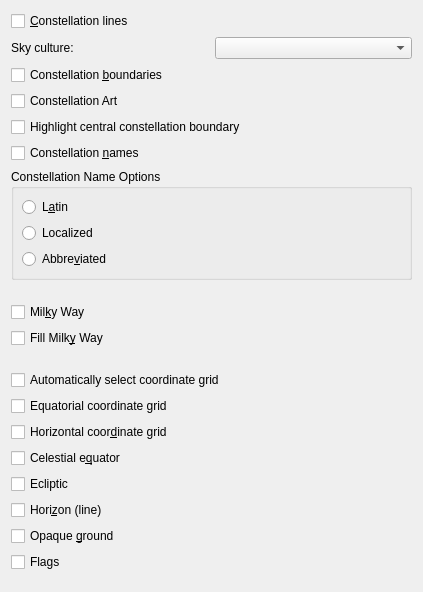
Above: kstars/options/opsguides.ui from KDE/kstars before the change. Below: the same form after it.
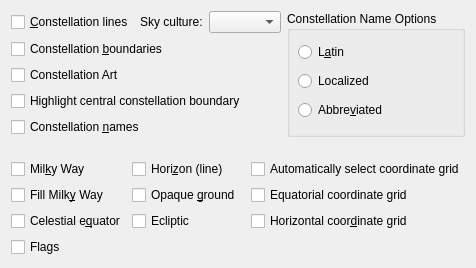
That is the form after the change.

Commit message: Minor improvements to option dialogs to conserve space

Diff of the .ui file:
```diff
--- a/kstars/options/opsguides.ui
+++ b/kstars/options/opsguides.ui
@@ -6,11 +6,17 @@
    <rect>
     <x>0</x>
     <y>0</y>
-    <width>423</width>
-    <height>592</height>
+    <width>446</width>
+    <height>262</height>
    </rect>
   </property>
-  <layout class="QVBoxLayout">
+  <layout class="QVBoxLayout" name="verticalLayout_2">
+   <item>
+    <layout class="QHBoxLayout" name="horizontalLayout_2">
+     <item>
+      <layout class="QVBoxLayout" name="verticalLayout">
+       <item>
+        <layout class="QHBoxLayout" name="horizontalLayout">
    <item>
     <widget class="QCheckBox" name="kcfg_ShowCLines">
      <property name="toolTip">
@@ -25,23 +31,6 @@
     </widget>
    </item>
    <item>
-    <layout class="QHBoxLayout">
-     <property name="spacing">
-      <number>6</number>
-     </property>
-     <property name="leftMargin">
-      <number>0</number>
-     </property>
-     <property name="topMargin">
-      <number>0</number>
-     </property>
-     <property name="rightMargin">
-      <number>0</number>
-     </property>
-     <property name="bottomMargin">
-      <number>0</number>
-     </property>
-     <item>
       <widget class="QLabel" name="textLabelSkyCulture">
        <property name="text">
         <string>Sky culture:</string>
@@ -97,6 +86,8 @@
      </property>
     </widget>
    </item>
+      </layout>
+     </item>
    <item>
     <widget class="QGroupBox" name="ConstellOptions">
      <property name="title">
@@ -160,6 +151,8 @@
      </layout>
     </widget>
    </item>
+    </layout>
+   </item>
    <item>
     <spacer>
      <property name="orientation">
@@ -177,7 +170,9 @@
     </spacer>
    </item>
    <item>
-    <widget class="QCheckBox" name="kcfg_ShowMilkyWay">
+    <layout class="QGridLayout" name="gridLayout">
+     <item row="4" column="1">
+      <widget class="QCheckBox" name="kcfg_ShowEcliptic">
      <property name="toolTip">
       <string>Draw the Milky Way contour?</string>
      </property>
@@ -185,11 +180,11 @@
       <string>If checked, a contour representing the Milky Way will be drawn on the sky map</string>
      </property>
      <property name="text">
-      <string>Mil&amp;ky Way</string>
+        <string>Ecliptic</string>
      </property>
     </widget>
    </item>
-   <item>
+     <item row="2" column="0">
     <widget class="QCheckBox" name="kcfg_FillMilkyWay">
      <property name="toolTip">
       <string>Use filled Milky Way contour?</string>
@@ -202,23 +197,33 @@
      </property>
     </widget>
    </item>
-   <item>
-    <spacer>
-     <property name="orientation">
-      <enum>Qt::Vertical</enum>
-     </property>
-     <property name="sizeType">
-      <enum>QSizePolicy::Fixed</enum>
-     </property>
-     <property name="sizeHint" stdset="0">
-      <size>
-       <width>20</width>
-       <height>16</height>
-      </size>
-     </property>
-    </spacer>
-   </item>
-   <item>
+     <item row="0" column="1">
+      <widget class="QCheckBox" name="kcfg_ShowHorizon">
+       <property name="toolTip">
+        <string>Draw horizon?</string>
+       </property>
+       <property name="whatsThis">
+        <string>If checked, a line representing the local horizon will be drawn on the map.</string>
+       </property>
+       <property name="text">
+        <string>Hori&amp;zon (line)</string>
+       </property>
+      </widget>
+     </item>
+     <item row="0" column="0">
+      <widget class="QCheckBox" name="kcfg_ShowMilkyWay">
+       <property name="toolTip">
+        <string>Draw the Milky Way contour?</string>
+       </property>
+       <property name="whatsThis">
+        <string>If checked, a contour representing the Milky Way will be drawn on the sky map</string>
+       </property>
+       <property name="text">
+        <string>Mil&amp;ky Way</string>
+       </property>
+      </widget>
+     </item>
+     <item row="0" column="2">
     <widget class="QCheckBox" name="kcfg_AutoSelectGrid">
      <property name="toolTip">
       <string>Draw grids according to active coordinate system?</string>
@@ -231,7 +236,20 @@
      </property>
     </widget>
    </item>
-   <item>
+     <item row="6" column="0">
+      <widget class="QCheckBox" name="kcfg_ShowFlags">
+       <property name="toolTip">
+        <string>Draw flags?</string>
+       </property>
+       <property name="whatsThis">
+        <string>If checked, flags will be drawn on the sky map</string>
+       </property>
+       <property name="text">
+        <string>Flags</string>
+       </property>
+      </widget>
+     </item>
+     <item row="2" column="2">
     <widget class="QCheckBox" name="kcfg_ShowEquatorialGrid">
      <property name="toolTip">
       <string>Draw equatorial coordinate grid?</string>
@@ -244,7 +262,7 @@
      </property>
     </widget>
    </item>
-   <item>
+     <item row="4" column="2">
     <widget class="QCheckBox" name="kcfg_ShowHorizontalGrid">
      <property name="toolTip">
       <string>Draw horizontal coordinate grid?</string>
@@ -257,46 +275,7 @@
      </property>
     </widget>
    </item>
-   <item>
-    <widget class="QCheckBox" name="kcfg_ShowEquator">
-     <property name="toolTip">
-      <string>Draw Celestial equator?</string>
-     </property>
-     <property name="whatsThis">
-      <string>If checked, the celestial equator will be drawn in the sky map.</string>
-     </property>
-     <property name="text">
-      <string>Celestial e&amp;quator</string>
-     </property>
-    </widget>
-   </item>
-   <item>
-    <widget class="QCheckBox" name="kcfg_ShowEcliptic">
-     <property name="toolTip">
-      <string>Draw Ecliptic?</string>
-     </property>
-     <property name="whatsThis">
-      <string>If checked, the ecliptic will be drawn on the sky map.  The ecliptic is a great circle on the sky that the Sun appears to follow over the course of one year.  All other solar system bodies roughly follow the ecliptic as well.</string>
-     </property>
-     <property name="text">
-      <string>Ecliptic</string>
-     </property>
-    </widget>
-   </item>
-   <item>
-    <widget class="QCheckBox" name="kcfg_ShowHorizon">
-     <property name="toolTip">
-      <string>Draw horizon?</string>
-     </property>
-     <property name="whatsThis">
-      <string>If checked, a line representing the local horizon will be drawn on the map.</string>
-     </property>
-     <property name="text">
-      <string>Hori&amp;zon (line)</string>
-     </property>
-    </widget>
-   </item>
-   <item>
+     <item row="2" column="1">
     <widget class="QCheckBox" name="kcfg_ShowGround">
      <property name="toolTip">
       <string>Draw opaque ground?</string>
@@ -309,8 +288,8 @@
      </property>
     </widget>
    </item>
-   <item>
-    <widget class="QCheckBox" name="kcfg_ShowFlags">
+     <item row="4" column="0">
+      <widget class="QCheckBox" name="kcfg_ShowEquator">
      <property name="toolTip">
       <string>Draw flags?</string>
      </property>
@@ -318,9 +297,11 @@
       <string>If checked, flags will be drawn on the sky map</string>
      </property>
      <property name="text">
-      <string>Flags</string>
-     </property>
-    </widget>
+        <string>Celestial e&amp;quator</string>
+       </property>
+      </widget>
+     </item>
+    </layout>
    </item>
    <item>
     <spacer>
```
Left out of the diff: 15 changed lines with no effect on the pictures. Lines whose indentation alone changed are shown as unchanged. The commit also changes 4 other files.
